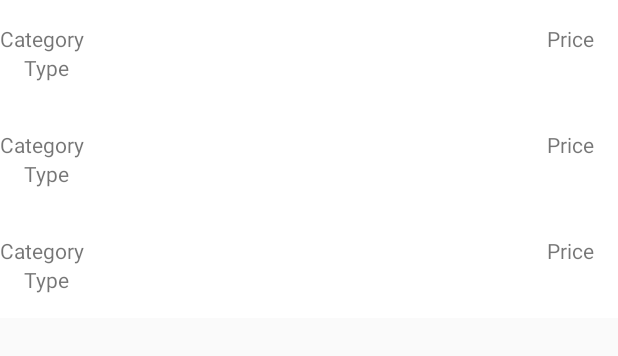
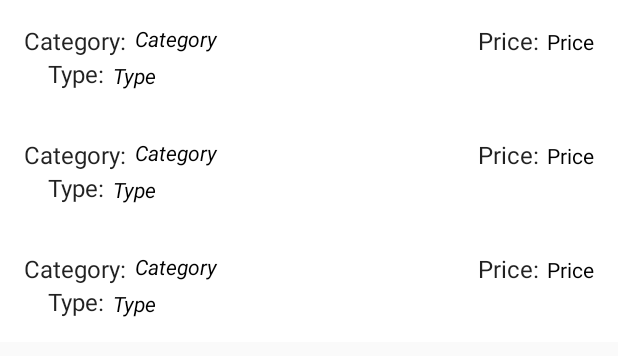
Before and after one commit to anto004/Rent-likeme, an Android app: the layout car_list.xml on its own in the app's theme, with its tools: preview values and no code run, on a phone screen of 412 x 824 dp. Shown: the top 356 px of the screen. Run offline under Robolectric (Android 15) with nearby library versions, the phone set to English and light mode, and no system bars.

Commit message:
UI styling for RentalDetail

```diff
--- a/app/src/main/java/app/rent_likeme/com/rent_likeme/RentalDetailActivity.java
+++ b/app/src/main/java/app/rent_likeme/com/rent_likeme/RentalDetailActivity.java
@@ -30,6 +30,7 @@ import app.rent_likeme.com.rent_likeme.dummy.DummyRentalContent;
 import app.rent_likeme.com.rent_likeme.model.Address;
 import app.rent_likeme.com.rent_likeme.model.Car;
 import app.rent_likeme.com.rent_likeme.model.Provider;
+import app.rent_likeme.com.rent_likeme.util.Utility;
 
 /**
  * An activity representing a single Rental detail screen. This
@@ -39,6 +40,7 @@ import app.rent_likeme.com.rent_likeme.model.Provider;
  */
 public class RentalDetailActivity extends AppCompatActivity {
 
+    public static final String LOG_TAG = RentalDetailActivity.class.getSimpleName();
     public static final String CAR_DETAILS_KEY = "car_details";
     public static final String PROVIDER_KEY = "provider";
     public static final String ADDRESS_KEY = "address";
@@ -106,7 +108,8 @@ public class RentalDetailActivity extends AppCompatActivity {
         companyNameTv.setText(mProvider.companyName);
 
         TextView addressTv = (TextView) findViewById(R.id.detail_address_textView);
-        addressTv.setText(mAddress.line1 + ", "+ mAddress.city);
+        String address = mAddress.line1 + ", " + mAddress.city + ", "  + mAddress.region;
+        addressTv.setText(Utility.formatAddress(address));
 
         mParentLayout = (LinearLayout) findViewById(R.id.car_list_parent);
 
--- a/app/src/main/res/layout/car_list_item.xml
+++ b/app/src/main/res/layout/car_list_item.xml
@@ -3,31 +3,74 @@
     android:layout_width="match_parent"
     android:layout_height="wrap_content"
     android:background="@drawable/list_item_border"
-    android:orientation="vertical">
+    android:orientation="vertical"
+    android:paddingLeft="16dp">
+
+    <TextView
+        android:id="@+id/category_description_textView"
+        android:layout_width="wrap_content"
+        android:layout_height="wrap_content"
+        android:layout_alignParentLeft="true"
+        android:layout_alignParentTop="true"
+        android:layout_marginTop="16dp"
+        android:text="Category:"
+        android:textAppearance="@android:style/TextAppearance.Material.Menu" />
 
     <TextView
         android:id="@+id/category_textView"
         android:layout_width="wrap_content"
         android:layout_height="wrap_content"
-        android:layout_alignParentLeft="true"
-        android:layout_alignParentTop="true"
+        android:layout_marginLeft="5dp"
         android:layout_marginTop="16dp"
-        android:text="Category" />
+        android:layout_toRightOf="@id/category_description_textView"
+        android:text="Category"
+        android:textAppearance="@android:style/TextAppearance.Material.Widget.TextView"
+        android:textStyle="italic" />
+
+    <TextView
+        android:id="@+id/type_description_textView"
+        android:layout_width="wrap_content"
+        android:layout_height="wrap_content"
+        android:layout_below="@id/category_description_textView"
+        android:layout_marginBottom="?android:attr/listPreferredItemPaddingEnd"
+        android:layout_marginLeft="?attr/listPreferredItemPaddingLeft"
+        android:text="Type:"
+        android:textAppearance="@android:style/TextAppearance.Material.Menu" />
 
     <TextView
         android:id="@+id/type_textView"
         android:layout_width="wrap_content"
         android:layout_height="wrap_content"
         android:layout_below="@+id/category_textView"
-        android:layout_marginBottom="?android:attr/listPreferredItemPaddingEnd"
-        android:layout_marginLeft="?attr/listPreferredItemPaddingLeft"
-        android:text="Type" />
+        android:layout_marginLeft="5dp"
+        android:layout_marginTop="5dp"
+        android:layout_toRightOf="@+id/type_description_textView"
+        android:text="Type"
+        android:textAppearance="@android:style/TextAppearance.Material.Widget.TextView"
+        android:textStyle="italic" />
+
+    <TextView
+        android:id="@+id/price_description_textView"
+        android:layout_width="wrap_content"
+        android:layout_height="wrap_content"
+        android:layout_alignParentRight="false"
+        android:layout_marginBottom="@dimen/text_margin"
+        android:layout_marginLeft="@dimen/text_margin"
+        android:layout_marginRight="5dp"
+        android:layout_marginTop="@dimen/text_margin"
+        android:layout_toLeftOf="@+id/price_textView"
+        android:text="Price:"
+        android:textAppearance="@android:style/TextAppearance.Material.Menu" />
 
     <TextView
         android:id="@+id/price_textView"
         android:layout_width="wrap_content"
         android:layout_height="wrap_content"
         android:layout_alignParentRight="true"
-        android:layout_margin="@dimen/text_margin"
-        android:text="Price" />
+        android:layout_marginBottom="16dp"
+        android:layout_marginEnd="16dp"
+        android:layout_marginRight="16dp"
+        android:layout_marginTop="18dp"
+        android:text="Price"
+        android:textAppearance="@android:style/TextAppearance.Material.Widget.TextView" />
 </RelativeLayout>
```
Also changed, not shown: app/src/main/java/app/rent_likeme/com/rent_likeme/util/Utility.java (+22 -0 lines), app/src/main/res/layout/activity_rental_detail.xml (+16 -8 lines), app/src/main/res/drawable-hdpi/ic_directions_car_48dp.png (added), app/src/main/res/drawable-hdpi/ic_directions_white.png (deleted), app/src/main/res/drawable-mdpi/ic_directions_car_48dp.png (added), app/src/main/res/drawable-mdpi/ic_directions_white.png (deleted), app/src/main/res/drawable-xhdpi/ic_directions_car_48dp.png (added), app/src/main/res/drawable-xhdpi/ic_directions_white.png (deleted), app/src/main/res/drawable-xxhdpi/ic_directions_car_48dp.png (added), app/src/main/res/drawable-xxhdpi/ic_directions_white.png (deleted).
